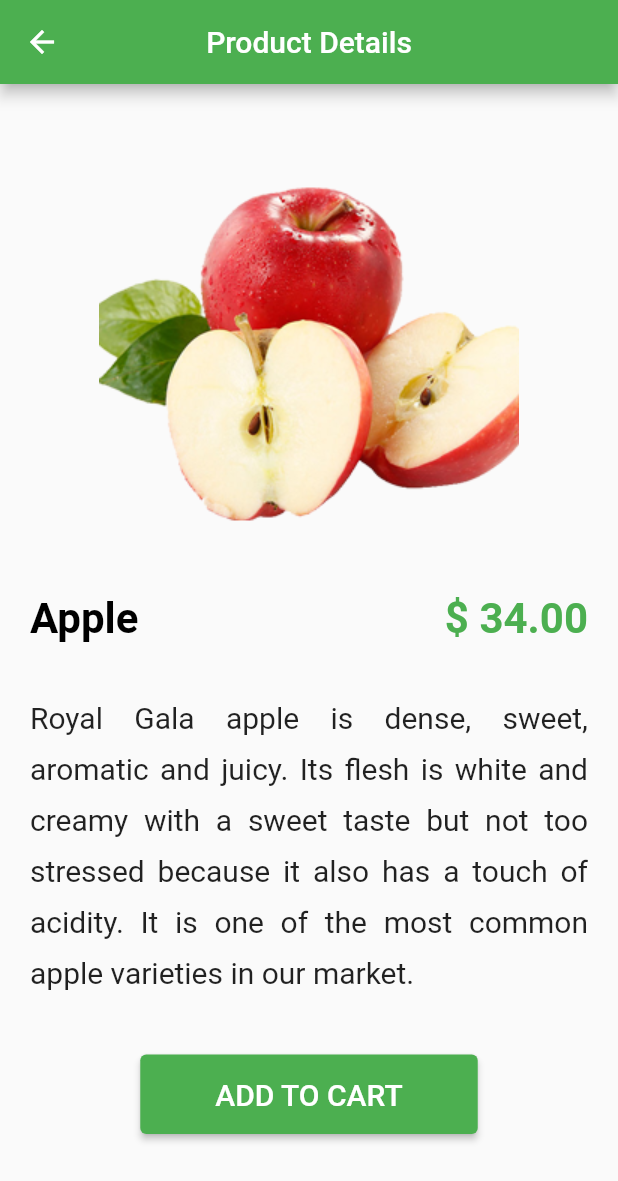
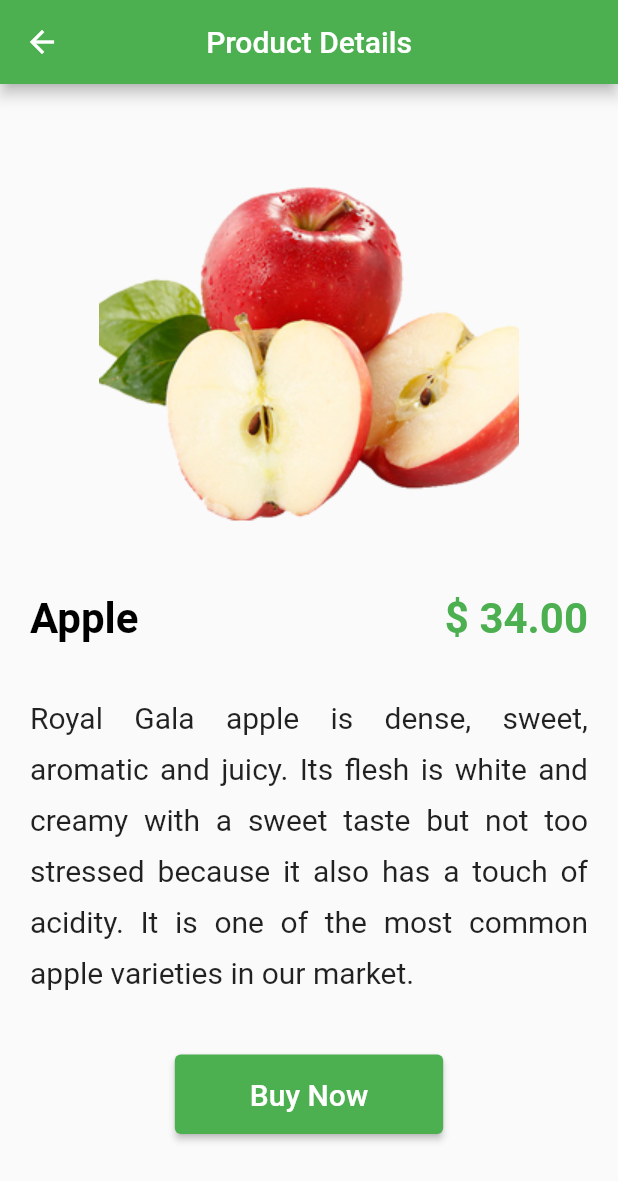
Before and after one commit to makanianandi/Fruits_Shop, a Flutter app: the screen it shows after launch, after a tap on "Apple", on a phone screen of 412 x 824 dp. Shown: the top 1181 px of the screen. Run offline on Flutter 3.47's test engine with Material 2 defaults, Android fonts, the phone set to English and light mode, and no system bars; our stand-ins replace animated_splash_screen.

Commit message:
Final Commit

```diff
--- a/lib/ProductDetails.dart
+++ b/lib/ProductDetails.dart
@@ -53,7 +53,7 @@ class ProductDetails extends StatelessWidget {
                   style: ElevatedButton.styleFrom(
                       padding: const EdgeInsets.fromLTRB(50, 15, 50, 15)
                   ),
-                  child: Text('ADD TO CART',style: TextStyle(fontSize: 20)),
+                  child: Text('Buy Now',style: TextStyle(fontSize: 20)),
                 ),
               ],)
             ],
```
